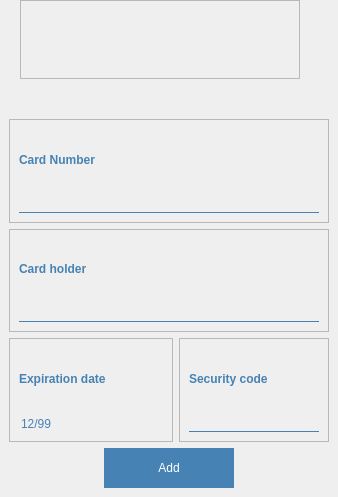
First picture: the form in PyQt/ui/AddPayment.ui, repository UladzislauB/coursework, before the edit.
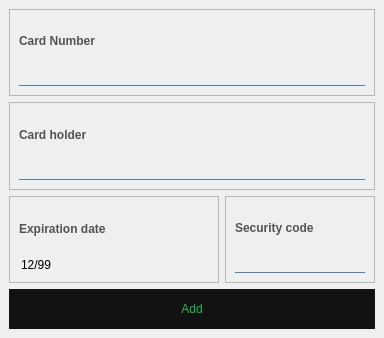
Second picture: the form after the edit. Icons and pictures are not drawn.

Diff of the .ui file:
```diff
--- a/PyQt/ui/AddPayment.ui
+++ b/PyQt/ui/AddPayment.ui
@@ -6,8 +6,8 @@
    <rect>
     <x>0</x>
     <y>0</y>
-    <width>338</width>
-    <height>497</height>
+    <width>384</width>
+    <height>338</height>
    </rect>
   </property>
   <property name="windowTitle">
@@ -53,20 +53,67 @@
   </property>
   <widget class="QWidget" name="centralwidget">
    <layout class="QGridLayout" name="gridLayout">
-    <item row="4" column="0" colspan="2" alignment="Qt::AlignHCenter">
-     <widget class="QPushButton" name="btn_add">
-      <property name="minimumSize">
-       <size>
-        <width>130</width>
-        <height>40</height>
-       </size>
+    <item row="0" column="0" colspan="2">
+     <widget class="QFrame" name="frame">
+      <property name="styleSheet">
+       <string notr="true"/>
       </property>
-      <property name="text">
-       <string>Add</string>
+      <property name="frameShape">
+       <enum>QFrame::StyledPanel</enum>
       </property>
+      <property name="frameShadow">
+       <enum>QFrame::Raised</enum>
+      </property>
+      <layout class="QVBoxLayout" name="verticalLayout">
+       <item>
+        <widget class="QLabel" name="label_card_number">
+         <property name="styleSheet">
+          <string notr="true">QLabel{
+	color:	#535353;
+}</string>
+         </property>
+         <property name="text">
+          <string>Card Number</string>
+         </property>
+        </widget>
+       </item>
+       <item>
+        <widget class="QLineEdit" name="edit_card_number"/>
+       </item>
+      </layout>
      </widget>
     </item>
-    <item row="3" column="0">
+    <item row="1" column="0" colspan="2">
+     <widget class="QFrame" name="frame_4">
+      <property name="styleSheet">
+       <string notr="true"/>
+      </property>
+      <property name="frameShape">
+       <enum>QFrame::StyledPanel</enum>
+      </property>
+      <property name="frameShadow">
+       <enum>QFrame::Raised</enum>
+      </property>
+      <layout class="QVBoxLayout" name="verticalLayout_2">
+       <item>
+        <widget class="QLabel" name="label_card_holder">
+         <property name="styleSheet">
+          <string notr="true">QLabel{
+	color:	#535353;
+}</string>
+         </property>
+         <property name="text">
+          <string>Card holder</string>
+         </property>
+        </widget>
+       </item>
+       <item>
+        <widget class="QLineEdit" name="edit_card_holder"/>
+       </item>
+      </layout>
+     </widget>
+    </item>
+    <item row="2" column="0">
      <widget class="QFrame" name="frame_2">
       <property name="styleSheet">
        <string notr="true"/>
@@ -80,6 +127,11 @@
       <layout class="QVBoxLayout" name="verticalLayout_3">
        <item>
         <widget class="QLabel" name="label_expiration_date">
+         <property name="styleSheet">
+          <string notr="true">QLabel{
+	color:	#535353;
+}</string>
+         </property>
          <property name="text">
           <string>Expiration date</string>
          </property>
@@ -87,6 +139,11 @@
        </item>
        <item>
         <widget class="QDateEdit" name="dateEdit_expiration_date">
+         <property name="styleSheet">
+          <string notr="true">QDateEdit{
+	color:	black;
+}</string>
+         </property>
          <property name="dateTime">
           <datetime>
            <hour>0</hour>
@@ -105,7 +162,7 @@
       </layout>
      </widget>
     </item>
-    <item row="3" column="1">
+    <item row="2" column="1">
      <widget class="QFrame" name="frame_3">
       <property name="maximumSize">
        <size>
@@ -125,6 +182,11 @@
       <layout class="QVBoxLayout" name="verticalLayout_4">
        <item>
         <widget class="QLabel" name="label_security_code">
+         <property name="styleSheet">
+          <string notr="true">QLabel{
+	color:	#535353;
+}</string>
+         </property>
          <property name="text">
           <string>Security code</string>
          </property>
@@ -140,92 +202,28 @@
       </layout>
      </widget>
     </item>
-    <item row="2" column="0" colspan="2">
-     <widget class="QFrame" name="frame_4">
-      <property name="styleSheet">
-       <string notr="true"/>
-      </property>
-      <property name="frameShape">
-       <enum>QFrame::StyledPanel</enum>
-      </property>
-      <property name="frameShadow">
-       <enum>QFrame::Raised</enum>
-      </property>
-      <layout class="QVBoxLayout" name="verticalLayout_2">
-       <item>
-        <widget class="QLabel" name="label_card_holder">
-         <property name="text">
-          <string>Card holder</string>
-         </property>
-        </widget>
-       </item>
-       <item>
-        <widget class="QLineEdit" name="edit_card_holder"/>
-       </item>
-      </layout>
-     </widget>
-    </item>
-    <item row="0" column="0" colspan="2">
-     <widget class="QLabel" name="img_payment">
-      <property name="maximumSize">
+    <item row="3" column="0" colspan="2">
+     <widget class="QPushButton" name="btn_add">
+      <property name="minimumSize">
        <size>
-        <width>320</width>
-        <height>210</height>
+        <width>130</width>
+        <height>40</height>
        </size>
       </property>
+      <property name="styleSheet">
+       <string notr="true">QPushButton{
+color: #1db954;
+background: 	#121212;
+border-radius: 60px;
+font: 12pt &quot;Comic Sans MS&quot;;
+}</string>
+      </property>
       <property name="text">
-       <string/>
+       <string>Add</string>
       </property>
-      <property name="pixmap">
-       <pixmap>../../ico/card.png</pixmap>
-      </property>
-      <property name="scaledContents">
-       <bool>true</bool>
-      </property>
-     </widget>
-    </item>
-    <item row="1" column="0" colspan="2">
-     <widget class="QFrame" name="frame">
-      <property name="styleSheet">
-       <string notr="true"/>
-      </property>
-      <property name="frameShape">
-       <enum>QFrame::StyledPanel</enum>
-      </property>
-      <property name="frameShadow">
-       <enum>QFrame::Raised</enum>
-      </property>
-      <layout class="QVBoxLayout" name="verticalLayout">
-       <item>
-        <widget class="QLabel" name="label_card_number">
-         <property name="text">
-          <string>Card Number</string>
-         </property>
-        </widget>
-       </item>
-       <item>
-        <widget class="QLineEdit" name="edit_card_number"/>
-       </item>
-      </layout>
      </widget>
     </item>
    </layout>
-   <widget class="QFrame" name="frame_5">
-    <property name="geometry">
-     <rect>
-      <x>20</x>
-      <y>0</y>
-      <width>280</width>
-      <height>79</height>
-     </rect>
-    </property>
-    <property name="frameShape">
-     <enum>QFrame::StyledPanel</enum>
-    </property>
-    <property name="frameShadow">
-     <enum>QFrame::Raised</enum>
-    </property>
-   </widget>
   </widget>
  </widget>
  <resources/>
```
